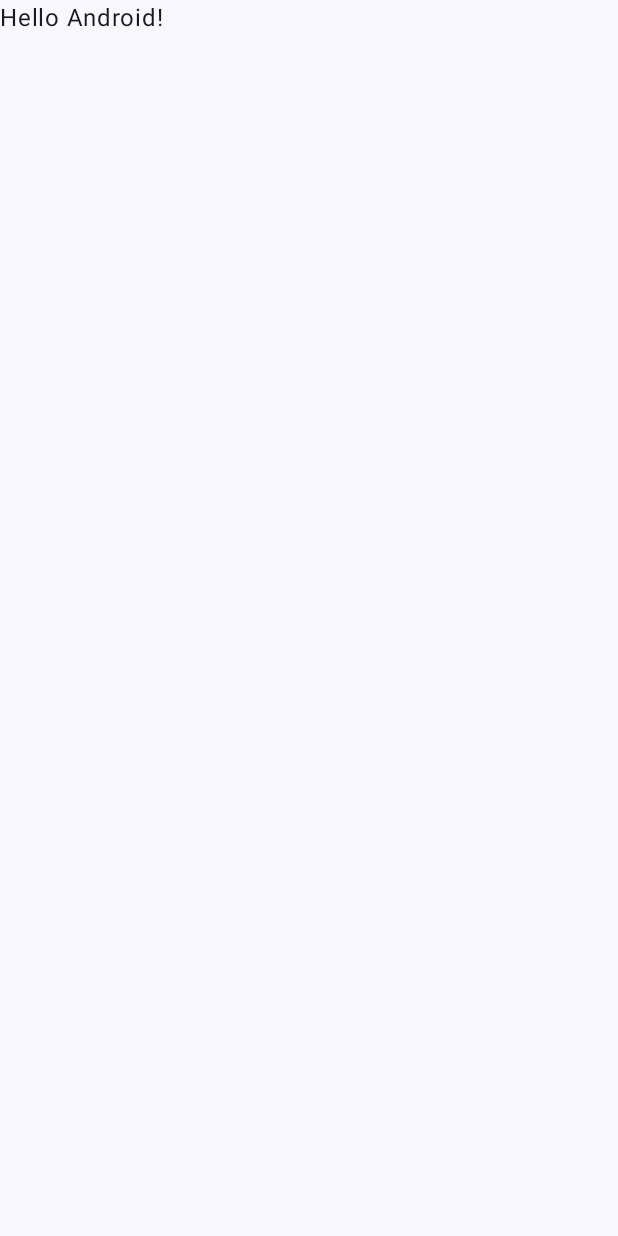
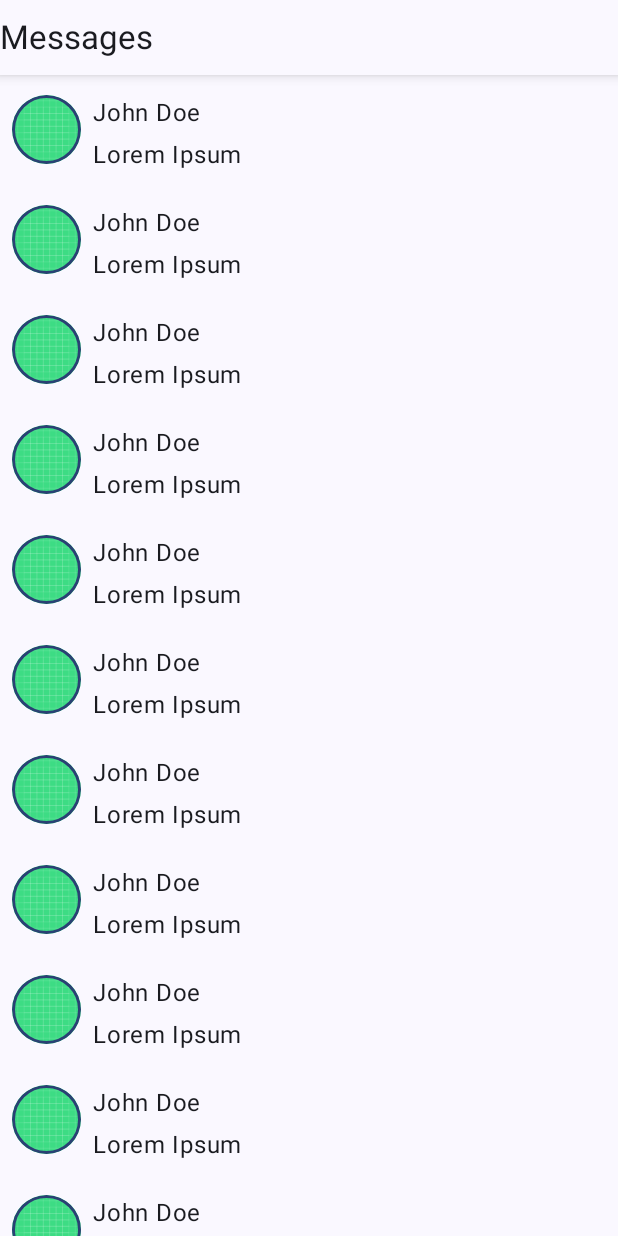
Before and after one commit to Arnie1x/ComposeTutorial, an Android app built with Jetpack Compose: the screen it shows after launch (MainActivity), on a phone screen of 412 x 824 dp. Before the commit the screen is almost empty. Run offline under Robolectric (Android 15) with nearby library versions, the phone set to English and light mode, and no system bars.

Commit message:
Created a List of Messages using the LazyColumn function

```diff
--- a/app/src/main/java/com/example/composetutorial/MainActivity.kt
+++ b/app/src/main/java/com/example/composetutorial/MainActivity.kt
@@ -3,14 +3,47 @@ package com.example.composetutorial
 import android.os.Bundle
 import androidx.activity.ComponentActivity
 import androidx.activity.compose.setContent
+import androidx.compose.foundation.ExperimentalFoundationApi
+import androidx.compose.foundation.Image
+import androidx.compose.foundation.border
+import androidx.compose.foundation.clickable
+import androidx.compose.foundation.layout.Arrangement
+import androidx.compose.foundation.layout.Box
+import androidx.compose.foundation.layout.Column
+import androidx.compose.foundation.layout.Row
+import androidx.compose.foundation.layout.Spacer
 import androidx.compose.foundation.layout.fillMaxSize
+import androidx.compose.foundation.layout.fillMaxWidth
+import androidx.compose.foundation.layout.height
+import androidx.compose.foundation.layout.padding
+import androidx.compose.foundation.layout.size
+import androidx.compose.foundation.layout.width
+import androidx.compose.foundation.lazy.LazyColumn
+import androidx.compose.foundation.lazy.items
+import androidx.compose.foundation.shape.CircleShape
+import androidx.compose.material3.Card
 import androidx.compose.material3.MaterialTheme
 import androidx.compose.material3.Surface
 import androidx.compose.material3.Text
 import androidx.compose.runtime.Composable
+import androidx.compose.runtime.getValue
+import androidx.compose.runtime.mutableStateListOf
+import androidx.compose.runtime.mutableStateOf
+import androidx.compose.runtime.remember
+import androidx.compose.runtime.setValue
+import androidx.compose.ui.Alignment
 import androidx.compose.ui.Modifier
+import androidx.compose.ui.draw.clip
+import androidx.compose.ui.draw.shadow
+import androidx.compose.ui.res.painterResource
 import androidx.compose.ui.tooling.preview.Preview
+import androidx.compose.ui.unit.dp
 import com.example.composetutorial.ui.theme.ComposeTutorialTheme
+
+class Message(
+    var author: String,
+    var message: String
+) {}
 
 class MainActivity : ComponentActivity() {
     override fun onCreate(savedInstanceState: Bundle?) {
@@ -18,8 +51,100 @@ class MainActivity : ComponentActivity() {
         setContent {
             ComposeTutorialTheme {
                 // A surface container using the 'background' color from the theme
-                Surface(modifier = Modifier.fillMaxSize(), color = MaterialTheme.colorScheme.background) {
-                    Greeting("Android")
+                Surface(
+                    modifier = Modifier.fillMaxSize(),
+                    color = MaterialTheme.colorScheme.background
+                ) {
+                    Column {
+                        MessageList(messages = messageList)
+                    }
+                }
+            }
+        }
+    }
+}
+
+var messageList: List<Message> = listOf(
+    Message(author = "John Doe", message = "Lorem Ipsum"),
+    Message(author = "John Doe", message = "Lorem Ipsum"),
+    Message(author = "John Doe", message = "Lorem Ipsum"),
+    Message(author = "John Doe", message = "Lorem Ipsum"),
+    Message(author = "John Doe", message = "Lorem Ipsum"),
+    Message(author = "John Doe", message = "Lorem Ipsum"),
+    Message(author = "John Doe", message = "Lorem Ipsum"),
+    Message(author = "John Doe", message = "Lorem Ipsum"),
+    Message(author = "John Doe", message = "Lorem Ipsum"),
+    Message(author = "John Doe", message = "Lorem Ipsum"),
+    Message(author = "John Doe", message = "Lorem Ipsum"),
+    Message(author = "John Doe", message = "Lorem Ipsum"),
+    Message(author = "John Doe", message = "Lorem Ipsum"),
+)
+
+@OptIn(ExperimentalFoundationApi::class)
+@Composable
+fun MessageList(messages: List<Message>) {
+    ComposeTutorialTheme {
+        Surface {
+            LazyColumn(
+                verticalArrangement = Arrangement.spacedBy(5.dp)
+            ) {
+                stickyHeader {
+                    Surface(
+                        modifier = Modifier
+                            .height(50.dp)
+                            .shadow(elevation = 5.dp)
+                    ) {
+                        Row(
+                            verticalAlignment = Alignment.CenterVertically
+                        ) {
+                            Text(
+                                text = "Messages",
+                                style = MaterialTheme.typography.titleLarge,
+                                modifier = Modifier.fillMaxWidth(),
+                            )
+                        }
+                    }
+                }
+                items(messages) { message ->
+                    MessageCard(message = message)
+                }
+            }
+        }
+    }
+}
+
+@Composable
+fun MessageCard(message: Message) {
+    ComposeTutorialTheme {
+        Surface {
+            Row(
+                modifier = Modifier
+                    .fillMaxWidth()
+                    .padding(all = 8.dp),
+                verticalAlignment = Alignment.Top,
+                horizontalArrangement = Arrangement.Start
+            ) {
+                Image(
+                    painter = painterResource(R.drawable.ic_launcher_background),
+                    contentDescription = "Contact profile picture",
+                    modifier = Modifier
+                        // Set image size to 40 dp
+                        .size(46.dp)
+                        // Clip image to be shaped as a circle
+                        .clip(CircleShape)
+                        .border(1.5.dp, MaterialTheme.colorScheme.primary, CircleShape)
+                )
+
+                // Add a horizontal space between the image and the column
+                Spacer(modifier = Modifier.width(8.dp))
+                var isExpanded by remember { mutableStateOf(false) }
+                Column(
+                    verticalArrangement = Arrangement.Top,
+                    modifier = Modifier.clickable { isExpanded = !isExpanded }
+                ) {
+                    Text(text = message.author)
+                    Spacer(modifier = Modifier.height(4.dp))
+                    Text(text = message.message, maxLines = if (isExpanded) Int.MAX_VALUE else 1)
                 }
             }
         }
@@ -29,8 +154,8 @@ class MainActivity : ComponentActivity() {
 @Composable
 fun Greeting(name: String, modifier: Modifier = Modifier) {
     Text(
-            text = "Hello $name!",
-            modifier = modifier
+        text = "Hello $name!",
+        modifier = modifier
     )
 }
 
```
